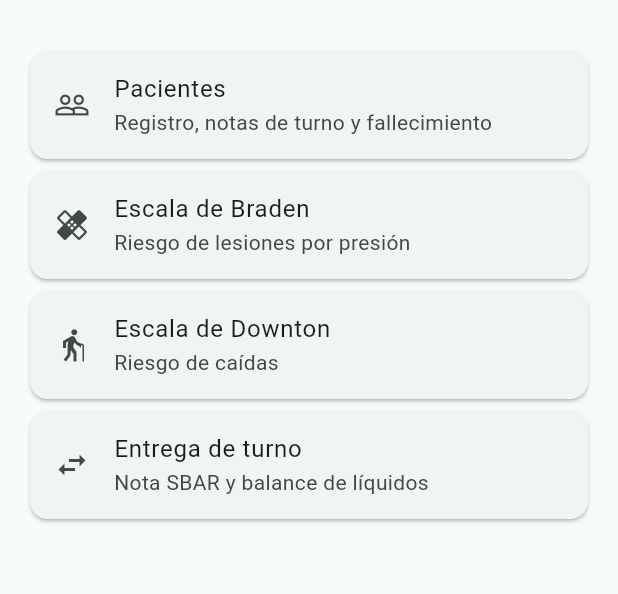
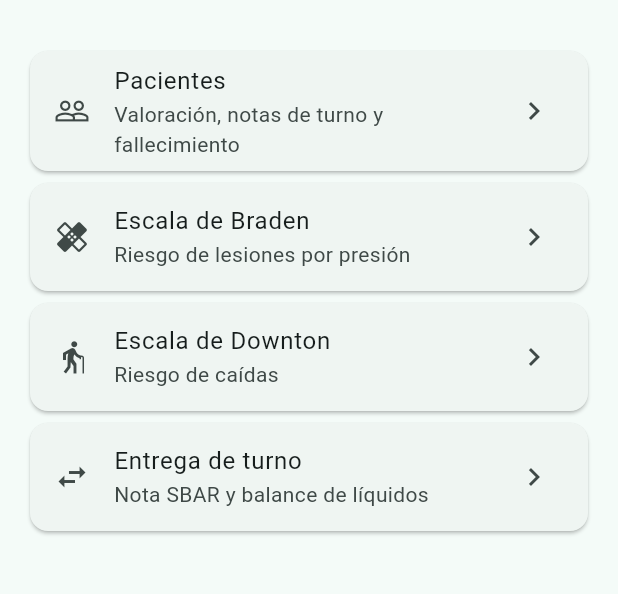
Before and after one commit to estebanMns/NoteMed, a Flutter app: the screen it shows after launch, on a phone screen of 412 x 824 dp, the part 63-657 px from its top. Run offline on Flutter 3.47's test engine with Material 3 defaults, Android fonts, the phone set to English and light mode, and no system bars; our stand-ins replace connectivity_plus, flutter_riverpod, go_router, material_ui, sqflite; accounts and stored records are empty.

Commit message:
Riverpod y go_router: inyección de dependencias y navegación
- lib/app/providers.dart: providers de base de datos, repositorio, red, IA,
  ServicioNotas (inicia la cola al crearse), pacientes y notas pendientes.
- lib/app/router.dart: rutas /, /pacientes, /pacientes/:id, /braden,
  /downton y /turno. La ruta del paciente lo carga por id.
- PacientesScreen y PacienteScreen leen las dependencias de los providers
  en lugar de recibirlas por constructor.
- main.dart solo abre la base y monta ProviderScope; el menú pasa a
  features/inicio y el tema a app/tema.dart.
- Pruebas: helper conDependencias() en test/apoyo/dobles.dart para
  sobrescribir repositorio, IA y red.

Co-Authored-By: Claude Opus 5.5 <noreply@anthropic.com>

```diff
--- /dev/null
+++ b/lib/app/app.dart
@@ -0,0 +1,20 @@
+/// Widget raíz. Necesita un `ProviderScope` arriba (ver `main.dart`).
+library;
+
+import 'package:flutter_riverpod/flutter_riverpod.dart';
+import 'package:material_ui/material_ui.dart';
+
+import 'package:notemed/app/router.dart';
+import 'package:notemed/app/tema.dart';
+
+class NoteMedApp extends ConsumerWidget {
+  const NoteMedApp({super.key});
+
+  @override
+  Widget build(BuildContext context, WidgetRef ref) => MaterialApp.router(
+    title: 'NoteMed',
+    theme: temaNoteMed(),
+    routerConfig: ref.watch(routerProvider),
+    debugShowCheckedModeBanner: false,
+  );
+}
--- /dev/null
+++ b/lib/app/router.dart
@@ -0,0 +1,77 @@
+/// Rutas de la app (go_router). Los formularios internos de la pantalla del
+/// paciente (escalas, procedimientos, borrador) se abren con
+/// `Navigator.push` porque devuelven un resultado a esa pantalla.
+library;
+
+import 'package:flutter_riverpod/flutter_riverpod.dart';
+import 'package:go_router/go_router.dart';
+import 'package:material_ui/material_ui.dart';
+
+import 'package:notemed/app/providers.dart';
+import 'package:notemed/features/inicio/presentation/inicio_screen.dart';
+import 'package:notemed/features/notas/presentation/entrega_turno_screen.dart';
+import 'package:notemed/features/pacientes/presentation/paciente_screen.dart';
+import 'package:notemed/features/pacientes/presentation/pacientes_screen.dart';
+import 'package:notemed/features/valoracion/presentation/braden_screen.dart';
+import 'package:notemed/features/valoracion/presentation/downton_screen.dart';
+
+abstract final class Rutas {
+  static const inicio = '/';
+  static const pacientes = '/pacientes';
+  static String paciente(int id) => '/pacientes/$id';
+  static const braden = '/braden';
+  static const downton = '/downton';
+  static const turno = '/turno';
+}
+
+final routerProvider = Provider<GoRouter>((ref) {
+  final router = GoRouter(
+    routes: [
+      GoRoute(
+        path: Rutas.inicio,
+        builder: (_, _) => const InicioScreen(),
+        routes: [
+          GoRoute(
+            path: 'pacientes',
+            builder: (_, _) => const PacientesScreen(),
+            routes: [
+              GoRoute(
+                path: ':id',
+                builder: (_, estado) =>
+                    _PacienteRuta(int.parse(estado.pathParameters['id']!)),
+              ),
+            ],
+          ),
+          GoRoute(path: 'braden', builder: (_, _) => const BradenScreen()),
+          GoRoute(path: 'downton', builder: (_, _) => const DowntonScreen()),
+          GoRoute(path: 'turno', builder: (_, _) => const EntregaTurnoScreen()),
+        ],
+      ),
+    ],
+  );
+  ref.onDispose(router.dispose);
+  return router;
+});
+
+/// Carga el paciente por id para que la ruta funcione también como enlace.
+class _PacienteRuta extends ConsumerWidget {
+  const _PacienteRuta(this.id);
+
+  final int id;
+
+  @override
+  Widget build(BuildContext context, WidgetRef ref) {
+    return ref
+        .watch(pacienteProvider(id))
+        .when(
+          data: (p) => p == null
+              ? const Scaffold(
+                  body: Center(child: Text('El paciente no existe.')),
+                )
+              : PacienteScreen(paciente: p),
+          loading: () =>
+              const Scaffold(body: Center(child: CircularProgressIndicator())),
+          error: (e, _) => Scaffold(body: Center(child: Text('$e'))),
+        );
+  }
+}
--- /dev/null
+++ b/lib/app/tema.dart
@@ -0,0 +1,19 @@
+/// Tema visual. Botones y campos grandes: la app se usa de pie, con prisa y a
+/// veces con guantes.
+library;
+
+import 'package:material_ui/material_ui.dart';
+
+ThemeData temaNoteMed() {
+  final esquema = ColorScheme.fromSeed(seedColor: Colors.teal);
+  return ThemeData(
+    colorScheme: esquema,
+    visualDensity: VisualDensity.standard,
+    inputDecorationTheme: const InputDecorationTheme(
+      border: OutlineInputBorder(),
+    ),
+    filledButtonTheme: FilledButtonThemeData(
+      style: FilledButton.styleFrom(minimumSize: const Size(64, 48)),
+    ),
+  );
+}
--- /dev/null
+++ b/lib/features/inicio/presentation/inicio_screen.dart
@@ -0,0 +1,68 @@
+/// Menú principal de la app.
+library;
+
+import 'package:go_router/go_router.dart';
+import 'package:material_ui/material_ui.dart';
+
+import 'package:notemed/app/router.dart';
+
+class InicioScreen extends StatelessWidget {
+  const InicioScreen({super.key});
+
+  @override
+  Widget build(BuildContext context) {
+    Widget opcion({
+      required String key,
+      required IconData icono,
+      required String titulo,
+      required String subtitulo,
+      required String ruta,
+    }) => Card(
+      child: ListTile(
+        key: Key(key),
+        leading: Icon(icono),
+        title: Text(titulo),
+        subtitle: Text(subtitulo),
+        trailing: const Icon(Icons.chevron_right),
+        onTap: () => context.push(ruta),
+      ),
+    );
+
+    return Scaffold(
+      appBar: AppBar(title: const Text('NoteMed')),
+      body: ListView(
+        padding: const EdgeInsets.all(16),
+        children: [
+          opcion(
+            key: 'menu-pacientes',
+            icono: Icons.people_outline,
+            titulo: 'Pacientes',
+            subtitulo: 'Valoración, notas de turno y fallecimiento',
+            ruta: Rutas.pacientes,
+          ),
+          opcion(
+            key: 'menu-braden',
+            icono: Icons.healing,
+            titulo: 'Escala de Braden',
+            subtitulo: 'Riesgo de lesiones por presión',
+            ruta: Rutas.braden,
+          ),
+          opcion(
+            key: 'menu-downton',
+            icono: Icons.elderly,
+            titulo: 'Escala de Downton',
+            subtitulo: 'Riesgo de caídas',
+            ruta: Rutas.downton,
+          ),
+          opcion(
+            key: 'menu-turno',
+            icono: Icons.swap_horiz,
+            titulo: 'Entrega de turno',
+            subtitulo: 'Nota SBAR y balance de líquidos',
+            ruta: Rutas.turno,
+          ),
+        ],
+      ),
+    );
+  }
+}
--- a/lib/main.dart
+++ b/lib/main.dart
@@ -1,132 +1,17 @@
+import 'package:flutter_riverpod/flutter_riverpod.dart';
 import 'package:material_ui/material_ui.dart';
 
+import 'package:notemed/app/app.dart';
+import 'package:notemed/app/providers.dart';
 import 'package:notemed/core/datos/base_datos_local.dart';
-import 'package:notemed/core/red/estado_red_dispositivo.dart';
-import 'package:notemed/features/pacientes/domain/repositorio_pacientes.dart';
-import 'package:notemed/features/notas/data/ia/claude_servicio_ia.dart';
-import 'package:notemed/features/notas/domain/servicio_ia.dart';
-import 'package:notemed/features/notas/application/servicio_notas.dart';
-import 'package:notemed/features/pacientes/presentation/pacientes_screen.dart';
-import 'package:notemed/features/valoracion/presentation/braden_screen.dart';
-import 'package:notemed/features/valoracion/presentation/downton_screen.dart';
-import 'package:notemed/features/notas/presentation/entrega_turno_screen.dart';
-import 'package:notemed/features/pacientes/data/repositorio_sqlite.dart';
-
-/// Clave de la API de Claude: `flutter run --dart-define=ANTHROPIC_API_KEY=...`
-const _claveIA = String.fromEnvironment('ANTHROPIC_API_KEY');
 
 Future<void> main() async {
   WidgetsFlutterBinding.ensureInitialized();
-  final repositorio = RepositorioSqlite(await BaseDatosLocal.abrir());
-  final ServicioIA ia = _claveIA.isEmpty
-      ? const ServicioIANoConfigurado()
-      : ClaudeServicioIA(apiKey: _claveIA);
-  final servicioNotas = ServicioNotas(
-    repositorio: repositorio,
-    ia: ia,
-    red: EstadoRedDispositivo(),
-  );
-  // Si quedaron solicitudes sin enviar, se procesan al volver la red.
-  servicioNotas.cola.iniciar();
+  final db = await BaseDatosLocal.abrir();
   runApp(
-    NoteMedApp(
-      dependencias: Dependencias(
-        repositorio: repositorio,
-        servicioNotas: servicioNotas,
-      ),
+    ProviderScope(
+      overrides: [baseDatosProvider.overrideWithValue(db)],
+      child: const NoteMedApp(),
     ),
   );
 }
-
-class Dependencias {
-  const Dependencias({required this.repositorio, required this.servicioNotas});
-
-  final RepositorioPacientes repositorio;
-  final ServicioNotas servicioNotas;
-}
-
-class NoteMedApp extends StatelessWidget {
-  const NoteMedApp({super.key, this.dependencias});
-
-  /// Base local y servicios. Sin ellas solo funcionan las herramientas que
-  /// no guardan datos.
-  final Dependencias? dependencias;
-
-  @override
-  Widget build(BuildContext context) {
-    return MaterialApp(
-      title: 'NoteMed',
-      theme: ThemeData(
-        colorScheme: ColorScheme.fromSeed(seedColor: Colors.teal),
-      ),
-      home: HomeScreen(dependencias: dependencias),
-    );
-  }
-}
-
-class HomeScreen extends StatelessWidget {
-  const HomeScreen({super.key, this.dependencias});
-
-  final Dependencias? dependencias;
-
-  @override
-  Widget build(BuildContext context) {
-    void abrir(Widget pantalla) => Navigator.of(
-      context,
-    ).push(MaterialPageRoute<void>(builder: (_) => pantalla));
-    final d = dependencias;
-
-    return Scaffold(
-      appBar: AppBar(title: const Text('NoteMed')),
-      body: ListView(
-        padding: const EdgeInsets.all(16),
-        children: [
-          Card(
-            child: ListTile(
-              key: const Key('menu-pacientes'),
-              enabled: d != null,
-              leading: const Icon(Icons.people_outline),
-              title: const Text('Pacientes'),
-              subtitle: const Text('Registro, notas de turno y fallecimiento'),
-              onTap: d == null
-                  ? null
-                  : () => abrir(
-                      PacientesScreen(
-                        repositorio: d.repositorio,
-                        servicioNotas: d.servicioNotas,
-                      ),
-                    ),
-            ),
-          ),
-          Card(
-            child: ListTile(
-              key: const Key('menu-braden'),
-              leading: const Icon(Icons.healing),
-              title: const Text('Escala de Braden'),
-              subtitle: const Text('Riesgo de lesiones por presión'),
-              onTap: () => abrir(const BradenScreen()),
-            ),
-          ),
-          Card(
-            child: ListTile(
-              key: const Key('menu-downton'),
-              leading: const Icon(Icons.elderly),
-              title: const Text('Escala de Downton'),
-              subtitle: const Text('Riesgo de caídas'),
-              onTap: () => abrir(const DowntonScreen()),
-            ),
-          ),
-          Card(
-            child: ListTile(
-              key: const Key('menu-turno'),
-              leading: const Icon(Icons.swap_horiz),
-              title: const Text('Entrega de turno'),
-              subtitle: const Text('Nota SBAR y balance de líquidos'),
-              onTap: () => abrir(const EntregaTurnoScreen()),
-            ),
-          ),
-        ],
-      ),
-    );
-  }
-}
--- a/pubspec.yaml
+++ b/pubspec.yaml
@@ -40,6 +40,8 @@ dependencies:
   path: ^1.9.1
   connectivity_plus: ^7.3.2
   material_ui: ^1.11.1
+  flutter_riverpod: ^3.5.0
+  go_router: ^18.1.4
 
 dev_dependencies:
   flutter_test:
```
Also changed, not shown: lib/app/providers.dart (added, +65 -0 lines), lib/features/pacientes/presentation/paciente_screen.dart (+21 -24 lines), lib/features/pacientes/presentation/pacientes_screen.dart (+44 -68 lines), pubspec.lock, 3 other files.
